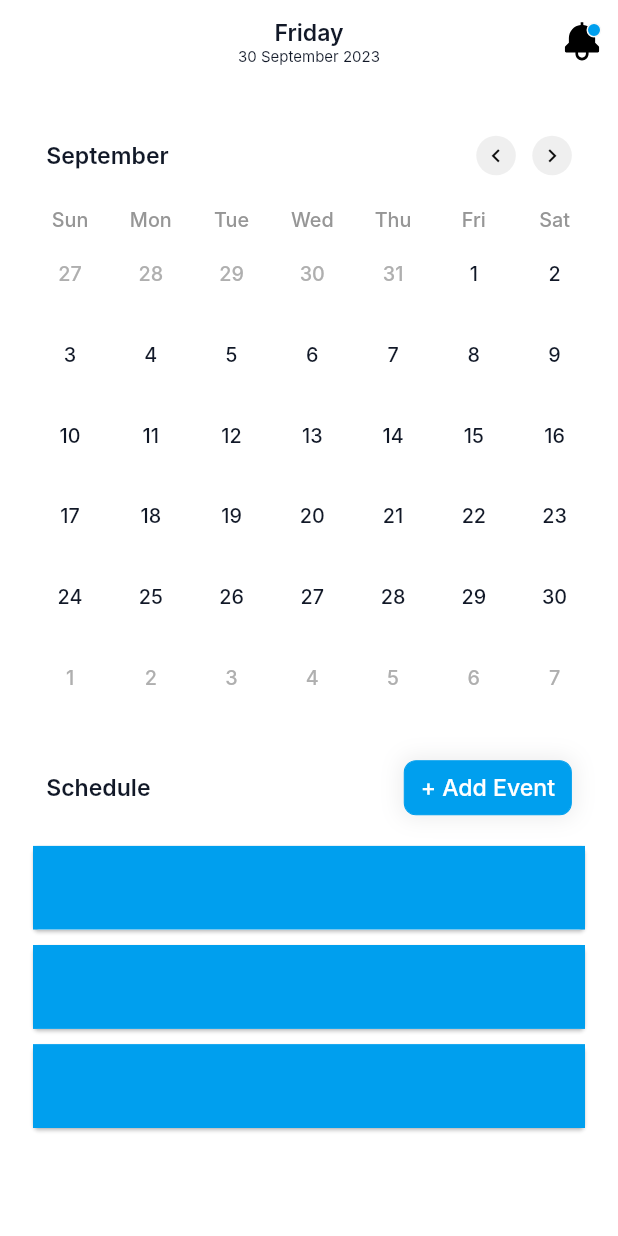
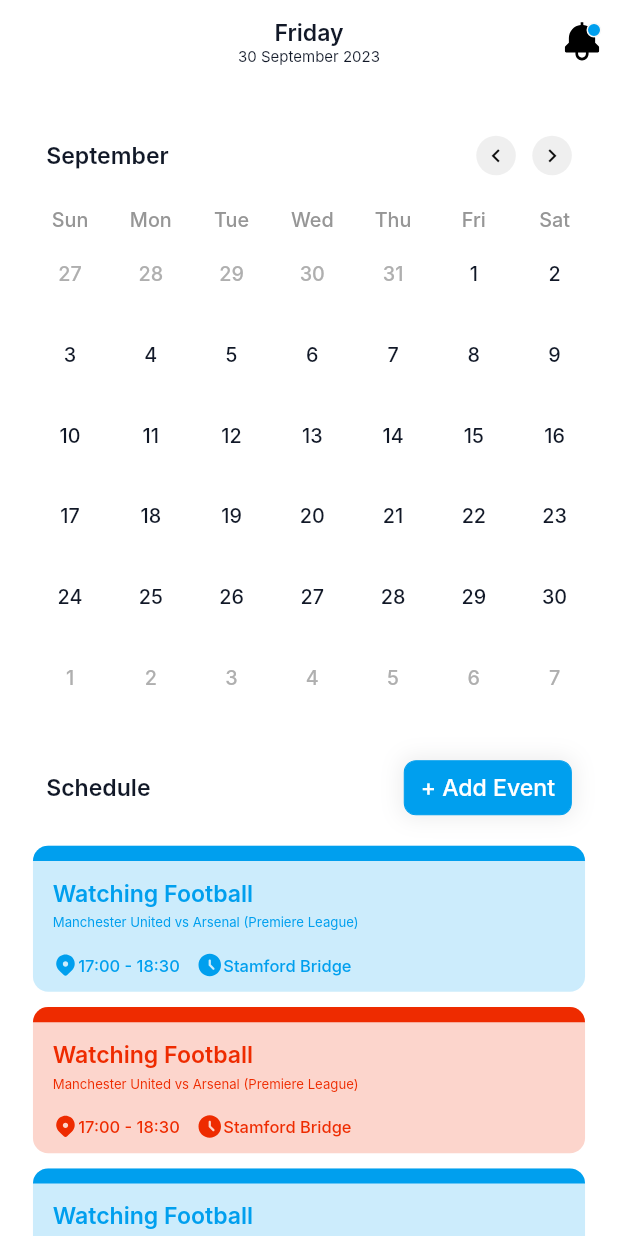
Before and after one commit to avazbekdeveloper11/todo_app, a Flutter app: the screen it shows after launch, on a phone screen of 412 x 824 dp. Run offline on Flutter 3.47's test engine with Material 2 defaults, Android fonts, the phone set to English and light mode, and no system bars; our stand-ins replace easy_localization, flutter_bloc, flutter_screenutil, flutter_svg, freezed_annotation, progress_indicators and 1 more; Roboto replaces fonts that are missing (Inter).

Commit message:
save changes

```diff
--- a/lib/aplication/calendar_bloc/calendar_event.dart
+++ b/lib/aplication/calendar_bloc/calendar_event.dart
@@ -3,4 +3,6 @@ part of 'calendar_bloc.dart';
 @freezed
 abstract class CalendarEvent with _$CalendarEvent {
   const factory CalendarEvent.initDate() = _InitDate;
+  const factory CalendarEvent.nextMonth() = _NextMonth;
+  const factory CalendarEvent.backMonth() = _BackMonth;
 }
--- a/lib/aplication/calendar_bloc/calendar_state.dart
+++ b/lib/aplication/calendar_bloc/calendar_state.dart
@@ -12,7 +12,14 @@ class CalendarState with _$CalendarState {
     @Default(0) int dayNumber,
     @Default(0) int currentMonthLenth,
     @Default(0) int prevMonthLenth,
+    @Default(0) int currentMonth,
+    @Default(0) int currentYear,
+    @Default(0) int currentDayNumber,
+    @Default(0) int? currentday,
     @Default('') String? dayName,
     @Default('') String? monthName,
+    @Default('') String? currentMonthName,
+    @Default('') String? currentDayName,
+
   }) = _CalendarState;
 }
--- a/lib/presentation/pages/calendar_page/calendar_page.dart
+++ b/lib/presentation/pages/calendar_page/calendar_page.dart
@@ -19,7 +19,8 @@ class CalendarPage extends StatelessWidget {
           builder: (context, colors, fonts, icons, controller) {
             return Scaffold(
               backgroundColor: colors.backgroundColor,
-              body: SafeArea(
+              body: state.currentMonthLenth != 0
+                  ? SafeArea(
                       child: CustomScrollView(
                         slivers: [
                           AppbarWidget(state: state),
@@ -37,6 +38,9 @@ class CalendarPage extends StatelessWidget {
                           )
                         ],
                       ),
+                    )
+                  : const Center(
+                      child: CircularProgressIndicator.adaptive(),
                     ),
             );
           },
--- a/lib/presentation/pages/calendar_page/widgets/appbar_widget.dart
+++ b/lib/presentation/pages/calendar_page/widgets/appbar_widget.dart
@@ -24,11 +24,11 @@ class AppbarWidget extends StatelessWidget {
             mainAxisAlignment: MainAxisAlignment.center,
             children: [
               Text(
-                state.dayName ?? '',
+                state.currentDayName ?? '',
                 style: fonts.semiBold14,
               ),
               Text(
-                '${state.day} ${DateFormat.MMMM().format(DateTime(state.month, state.month))} ${state.year}',
+                '${state.currentday} ${DateFormat.MMMM().format(DateTime(state.currentYear, state.currentMonth))} ${state.currentYear}',
                 style: fonts.regular12.copyWith(fontSize: 10),
               ),
             ],
--- a/lib/presentation/pages/calendar_page/widgets/calendar_widget.dart
+++ b/lib/presentation/pages/calendar_page/widgets/calendar_widget.dart
@@ -1,5 +1,8 @@
+import 'dart:async';
+
 import 'package:easy_localization/easy_localization.dart';
 import 'package:flutter/material.dart';
+import 'package:flutter_bloc/flutter_bloc.dart';
 import 'package:flutter_screenutil/flutter_screenutil.dart';
 import 'package:todo_app/aplication/calendar_bloc/calendar_bloc.dart';
 import 'package:todo_app/presentation/components/buttons/custom_buttons.dart';
@@ -14,15 +17,8 @@ class CalendarWiget extends StatefulWidget {
 }
 
 class _CalendarWigetState extends State<CalendarWiget> {
-  // late DateTime dateTime;
-  // late int year;
-  // late int month;
-  // late int day;
-  // late int monthLength;
-  // late String dayName;
-  // late int dayNumber;
-  // late int? prevMonthLenth;
   List months = ['Sun', 'Mon', 'Tue', 'Wed', 'Thu', 'Fri', 'Sat'];
+  Timer? _searchTimer;
 
   @override
   Widget build(BuildContext context) {
@@ -51,51 +47,24 @@ class _CalendarWigetState extends State<CalendarWiget> {
                   const Spacer(),
                   CustomCircleButton(
                     onTap: () {
-                      // setState(
-                      //   () {
-                      //     month -= 1;
-                      //     dayName = DateFormat('EEEE').format(dateTime.copyWith(
-                      //         day: 1, month: month, year: year));
-                      //     dayNumber = weekOfDay(dayName);
-                      //     monthLength =
-                      //         DateTime(year, DateTime(year, month).month + 1, 0)
-                      //             .day;
-                      //     prevMonthLenth = DateTime(
-                      //             year, DateTime(year, month - 1).month + 1, 0)
-                      //         .day;
-                      //   },
-                      // );
+                      context.read<CalendarBloc>().add(
+                            const CalendarEvent.backMonth(),
+                          );
                     },
                     icon: Icons.keyboard_arrow_left,
                   ),
                   SizedBox(width: 10.w),
                   CustomCircleButton(
                     onTap: () {
-                      // setState(() {
-                      //   month += 1;
-                      //   dayName = DateFormat('EEEE').format(
-                      //     dateTime.copyWith(
-                      //       day: 1,
-                      //       month: month,
-                      //       year: year,
-                      //     ),
-                      //   );
-                      //   dayNumber = weekOfDay(dayName);
-                      //   monthLength =
-                      //       DateTime(year, DateTime(year, month).month + 1, 0)
-                      //           .day;
-                      //   prevMonthLenth = DateTime(
-                      //           year, DateTime(year, month - 1).month + 1, 0)
-                      //       .day;
-                      // });
+                      context.read<CalendarBloc>().add(
+                            const CalendarEvent.nextMonth(),
+                          );
                     },
                     icon: Icons.keyboard_arrow_right,
                   )
                 ],
               ),
             ),
-            //
-
             GridView.builder(
               itemCount: 7,
               shrinkWrap: true, physics: const NeverScrollableScrollPhysics(),
@@ -115,28 +84,42 @@ class _CalendarWigetState extends State<CalendarWiget> {
                 );
               },
             ),
-            //
-
-            GridView.builder(
-              itemCount: widget.state.dayNumber < 5 &&
-                      widget.state.currentMonthLenth > 31
-                  ? 37
-                  : 42,
-              shrinkWrap: true, physics: const NeverScrollableScrollPhysics(),
+            GestureDetector(
+              onHorizontalDragUpdate: (DragUpdateDetails details) {
+                _searchTimer!.cancel();
+                _searchTimer = Timer(
+                  const Duration(milliseconds: 50),
+                  () {
+                    if (details.delta.direction == 0) {
+                      context.read<CalendarBloc>().add(
+                            const CalendarEvent.backMonth(),
+                          );
+                    } else {
+                      context.read<CalendarBloc>().add(
+                            const CalendarEvent.nextMonth(),
+                          );
+                    }
+                  },
+                );
+              },
+              child: GridView.builder(
+                itemCount: 42,
+                shrinkWrap: true,
+                physics: const NeverScrollableScrollPhysics(),
                 gridDelegate: const SliverGridDelegateWithFixedCrossAxisCount(
-                crossAxisCount: 7,
-              ),
+                    crossAxisCount: 7),
                 padding: EdgeInsets.only(left: 18.w, right: 14.w),
-              //
                 itemBuilder: (context, index) {
                   if ((widget.state.dayNumber - 2) < index &&
                       (widget.state.currentMonthLenth +
                               (widget.state.dayNumber - 1)) >
                           index) {
-                  return Center(
+                    return GestureDetector(
+                      child: Center(
                         child: Text(
                           '${index - (widget.state.dayNumber - 2)}',
                           style: fonts.medium14.copyWith(fontSize: 12.sp),
+                        ),
                       ),
                     );
                   } else {
@@ -152,43 +135,22 @@ class _CalendarWigetState extends State<CalendarWiget> {
                   }
                 },
               ),
+            ),
           ],
         );
       },
     );
   }
 
-  // @override
-  // void initState() {
-  //   dateTime = DateTime.now();
-  //   day = dateTime.day;
-  //   month = dateTime.month;
-  //   year = dateTime.year;
-  //   dayName = DateFormat('EEEE').format(dateTime.copyWith(day: 1));
-  //   dayNumber = weekOfDay(dayName);
-  //   monthLength = DateTime(year, DateTime(year, month).month + 1, 0).day;
-  //   prevMonthLenth = DateTime(year, DateTime(year, month - 1).month + 1, 0).day;
-  //   super.initState();
-  // }
+  @override
+  void dispose() {
+    _searchTimer!.cancel();
+    super.dispose();
+  }
 
-  // int weekOfDay(String dayName) {
-  //   switch (dayName) {
-  //     case 'Sunday':
-  //       return 1;
-  //     case 'Monday':
-  //       return 2;
-  //     case 'Tuesday':
-  //       return 3;
-  //     case 'Wednesday':
-  //       return 4;
-  //     case 'Thursday':
-  //       return 5;
-  //     case 'Friday':
-  //       return 6;
-  //     case 'Saturday':
-  //       return 7;
-  //     default:
-  //       return 0;
-  //   }
-  // }
+  @override
+  void initState() {
+    _searchTimer = Timer(Duration.zero, () {});
+    super.initState();
   }
+}
--- a/lib/presentation/pages/calendar_page/widgets/cards_builder.dart
+++ b/lib/presentation/pages/calendar_page/widgets/cards_builder.dart
@@ -1,5 +1,6 @@
 import 'package:flutter/material.dart';
 import 'package:flutter_screenutil/flutter_screenutil.dart';
+import 'package:flutter_svg/svg.dart';
 import 'package:todo_app/presentation/routes/routes.dart';
 import 'package:todo_app/presentation/styles/theme_warpper.dart';
 
@@ -15,19 +16,104 @@ class CardsBuilder extends StatelessWidget {
           shrinkWrap: true,
           physics: const NeverScrollableScrollPhysics(),
           itemBuilder: (context, index) {
-            return Card(
-              margin: EdgeInsets.only(left: 20.w, right: 20.w, bottom: 10.h),
-              child: ListTile(
-                onTap: () => Navigator.push(
-                  context,
-                  Routes.getEventDetailsPage(),
-                ),
-                tileColor: colors.primary,
-              ),
-            );
+            return EventCart(color: index.isEven ? colors.primary : colors.red);
           },
         );
       },
     );
   }
 }
+
+class EventCart extends StatelessWidget {
+  final Color color;
+  const EventCart({
+    super.key,
+    required this.color,
+  });
+
+  @override
+  Widget build(BuildContext context) {
+    return ThemeWrapper(builder: (context, colors, fonts, icons, controller) {
+      return GestureDetector(
+        onTap: () => Navigator.push(context, Routes.getAddEventPage()),
+        child: Container(
+          height: 96.h,
+          decoration: BoxDecoration(
+            color: color.withOpacity(0.2),
+            borderRadius: BorderRadius.circular(10.r),
+          ),
+          margin: EdgeInsets.only(left: 20.w, right: 20.w, bottom: 10.h),
+          child: Column(
+            crossAxisAlignment: CrossAxisAlignment.start,
+            children: [
+              Container(
+                height: 10.h,
+                decoration: BoxDecoration(
+                  color: color,
+                  borderRadius: BorderRadius.vertical(
+                    top: Radius.circular(10.r),
+                  ),
+                ),
+              ),
+              Padding(
+                padding: EdgeInsets.only(top: 12.h, left: 12.w),
+                child: Text(
+                  "Watching Football ",
+                  style: fonts.semiBold14.copyWith(
+                    color: color,
+                  ),
+                ),
+              ),
+              Padding(
+                padding: EdgeInsets.only(left: 12.w, top: 4.h),
+                child: Text(
+                  "Manchester United vs Arsenal (Premiere League)",
+                  style: fonts.regular12.copyWith(
+                    fontSize: 8.sp,
+                    color: color,
+                  ),
+                ),
+              ),
+              Padding(
+                padding: EdgeInsets.only(top: 14.h, left: 12.w),
+                child: Row(
+                  children: [
+                    SvgPicture.asset(
+                      icons.location,
+                      colorFilter: ColorFilter.mode(
+                        color,
+                        BlendMode.srcIn,
+                      ),
+                    ),
+                    Text(
+                      "17:00 - 18:30",
+                      style: fonts.medium14.copyWith(
+                        fontSize: 10.sp,
+                        color: color,
+                      ),
+                    ),
+                    SizedBox(width: 10.w),
+                    SvgPicture.asset(
+                      icons.clock,
+                      colorFilter: ColorFilter.mode(
+                        color,
+                        BlendMode.srcIn,
+                      ),
+                    ),
+                    Text(
+                      "Stamford Bridge",
+                      style: fonts.medium14.copyWith(
+                        fontSize: 10.sp,
+                        color: color,
+                      ),
+                    ),
+                  ],
+                ),
+              ),
+            ],
+          ),
+        ),
+      );
+    });
+  }
+}
--- a/lib/presentation/pages/core/app_widget.dart
+++ b/lib/presentation/pages/core/app_widget.dart
@@ -31,7 +31,11 @@ class AppWidget extends StatelessWidget {
                 debugShowCheckedModeBanner: false,
                 supportedLocales: context.supportedLocales,
                 localizationsDelegates: context.localizationDelegates,
-                home: const CalendarPage(),
+                home: BlocProvider(
+                  create: (context) =>
+                      CalendarBloc()..add(const CalendarEvent.initDate()),
+                  child: const CalendarPage(),
+                ),
               );
             },
           );
--- a/lib/presentation/styles/color_set.dart
+++ b/lib/presentation/styles/color_set.dart
@@ -47,6 +47,8 @@ class CustomColorSet {
 
   final Color textColor2;
 
+  final Color red;
+
   CustomColorSet._({
     required this.text,
     required this.bodyText,
@@ -71,6 +73,7 @@ class CustomColorSet {
     required this.subtitle,
     required this.redLight,
     required this.textColor2,
+    required this.red,
   });
 
   factory CustomColorSet._create(CustomThemeMode mode) {
@@ -122,6 +125,8 @@ class CustomColorSet {
 
     const textColor2 = Style.textColor2;
 
+    const red = Style.red;
+
     return CustomColorSet._(
       green: green,
       black: black,
@@ -146,6 +151,7 @@ class CustomColorSet {
       subtitle: subtitle,
       redLight: redLight,
       textColor2: textColor2,
+      red: red,
     );
   }
 
--- a/lib/presentation/styles/style.dart
+++ b/lib/presentation/styles/style.dart
@@ -42,6 +42,8 @@ class Style {
   static const Color redLight = Color(0XFFFEE8E9);
 
   static const Color textColor2 = Color(0XFF969696);
+
+  static const Color red = Color(0XFFEE2B00);
 
   static const BoxShadow blueIconShadow = BoxShadow(
     color: Color(0x20696A6F),
```
Also changed, not shown: lib/aplication/calendar_bloc/calendar_bloc.dart (+92 -18 lines), lib/main.dart (+1 -7 lines), lib/presentation/pages/add_event_page/add_event_page.dart (+20 -14 lines), lib/aplication/calendar_bloc/calendar_bloc.freezed.dart. Lines whose indentation alone changed are shown as unchanged.
